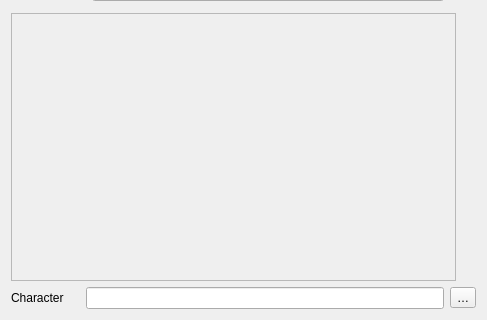
Above: src/ui/symbollayer/widget_fontmarker.ui from carsmie/QGIS before the change; both pictures show x 0 to 487 and y 319 to 639 of the 487 by 639 pixel window. Below: the same form after it.
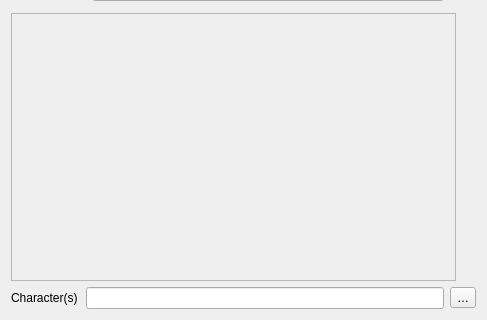
That is the form after the change. Custom widgets are drawn as their Qt base class.

Commit message: [FEATURE][symbology] Unlock string as character for font markers

Diff of the .ui file:
```diff
--- a/src/ui/symbollayer/widget_fontmarker.ui
+++ b/src/ui/symbollayer/widget_fontmarker.ui
@@ -306,7 +306,7 @@
    <item row="14" column="0">
     <widget class="QLabel" name="label_12">
      <property name="text">
-      <string>Character</string>
+      <string>Character(s)</string>
      </property>
     </widget>
    </item>
```
Left out of the diff: 2 changed lines with no effect on the pictures. The commit also changes 8 other files.
